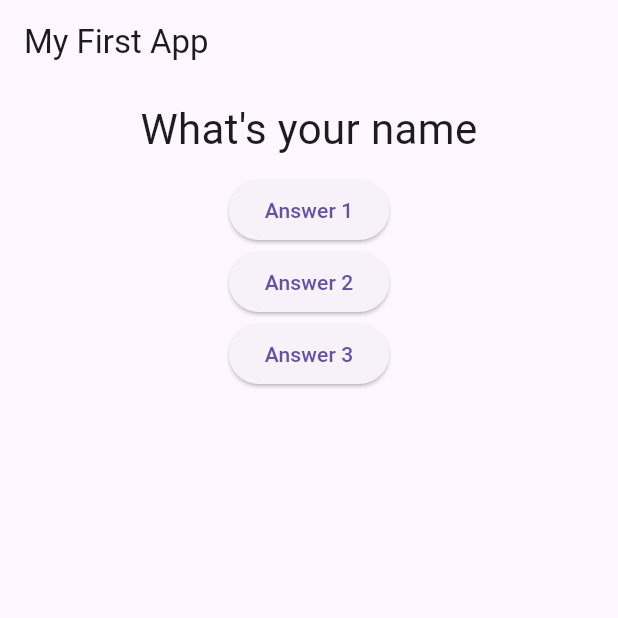
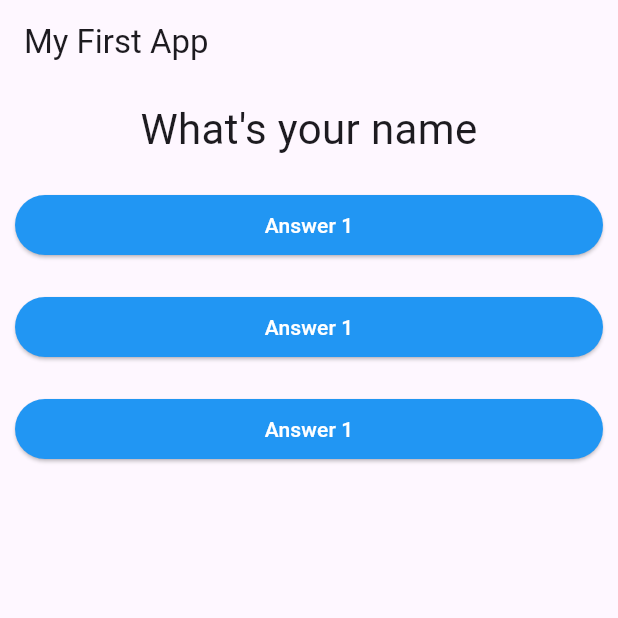
Before and after one commit to Birkity/flutter-complete-guide, a Flutter app: the screen it shows after launch, on a phone screen of 412 x 824 dp, the top half of it. Run offline on Flutter 3.47's test engine with Material 3 defaults, Android fonts, the phone set to English and light mode, and no system bars.

Commit message:
Refactor: Remove platform migration entries and add Answer widget to main.dart

```diff
--- a/lib/answer.dart
+++ b/lib/answer.dart
@@ -1,15 +1,23 @@
 import 'package:flutter/material.dart';
 
 class Answer extends StatelessWidget {
-  const Answer({super.key});
+  final VoidCallback selectHandler;
+
+  Answer(this.selectHandler);
 
   @override
   Widget build(BuildContext context) {
     return Container(
       width: double.infinity,
+      margin: EdgeInsets.all(10),
       child: ElevatedButton(
-        onPressed: null,
-        child: Text("Answer 1"),
+        onPressed: selectHandler,
+        child: Text(
+          "Answer 1",
+          style: TextStyle(
+            color: Colors.white,
+          ),
+        ),
         style: ButtonStyle(
           backgroundColor: MaterialStateProperty.all(Colors.blue),
         ),
--- a/lib/main.dart
+++ b/lib/main.dart
@@ -1,5 +1,6 @@
 import 'package:flutter/material.dart';
 import './questions.dart';
+import './answer.dart';
 
 void main() => runApp(MyApp());
 
@@ -33,21 +34,9 @@ class _MyAppState extends State<MyApp> {
         body: Column(
           children: [
             Question(_questions[_questionIndex]),
-            ElevatedButton(
-                onPressed: _answerQuestions,
-                child: Text(
-                  'Answer 1',
-                )),
-            ElevatedButton(
-                onPressed: _answerQuestions,
-                child: Text(
-                  'Answer 2',
-                )),
-            ElevatedButton(
-                onPressed: _answerQuestions,
-                child: Text(
-                  'Answer 3',
-                )),
+            Answer(_answerQuestions),
+            Answer(_answerQuestions),
+            Answer(_answerQuestions),
           ],
         ),
       ),
```
Also changed, not shown: 1 other file.
